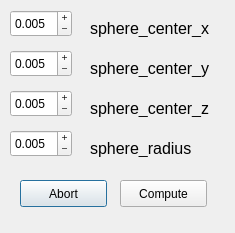
First picture: the form in src/gui/cropsphere/crop_sphere_dialog.ui, repository SimpleTree/simpleTree, before the edit.
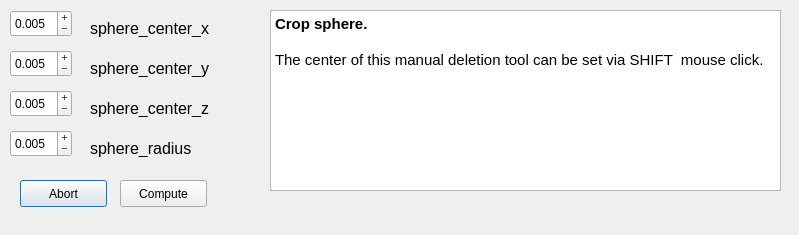
Second picture: the form after the edit.

```diff
--- a/src/gui/cropsphere/crop_sphere_dialog.ui
+++ b/src/gui/cropsphere/crop_sphere_dialog.ui
@@ -6,8 +6,8 @@
    <rect>
     <x>0</x>
     <y>0</y>
-    <width>235</width>
-    <height>233</height>
+    <width>799</width>
+    <height>235</height>
    </rect>
   </property>
   <property name="windowTitle">
@@ -223,6 +223,25 @@
     <string>sphere_radius</string>
    </property>
   </widget>
+  <widget class="QTextBrowser" name="textBrowser">
+   <property name="geometry">
+    <rect>
+     <x>270</x>
+     <y>10</y>
+     <width>511</width>
+     <height>181</height>
+    </rect>
+   </property>
+   <property name="html">
+    <string>&lt;!DOCTYPE HTML PUBLIC &quot;-//W3C//DTD HTML 4.0//EN&quot; &quot;http://www.w3.org/TR/REC-html40/strict.dtd&quot;&gt;
+&lt;html&gt;&lt;head&gt;&lt;meta name=&quot;qrichtext&quot; content=&quot;1&quot; /&gt;&lt;style type=&quot;text/css&quot;&gt;
+p, li { white-space: pre-wrap; }
+&lt;/style&gt;&lt;/head&gt;&lt;body style=&quot; font-family:'Ubuntu'; font-size:11pt; font-weight:400; font-style:normal;&quot;&gt;
+&lt;p style=&quot; margin-top:0px; margin-bottom:0px; margin-left:0px; margin-right:0px; -qt-block-indent:0; text-indent:0px;&quot;&gt;&lt;span style=&quot; font-weight:600;&quot;&gt;Crop sphere.&lt;/span&gt;&lt;/p&gt;
+&lt;p style=&quot;-qt-paragraph-type:empty; margin-top:0px; margin-bottom:0px; margin-left:0px; margin-right:0px; -qt-block-indent:0; text-indent:0px;&quot;&gt;&lt;br /&gt;&lt;/p&gt;
+&lt;p style=&quot; margin-top:0px; margin-bottom:0px; margin-left:0px; margin-right:0px; -qt-block-indent:0; text-indent:0px;&quot;&gt;The center of this manual deletion tool can be set via SHIFT  mouse click. &lt;/p&gt;&lt;/body&gt;&lt;/html&gt;</string>
+   </property>
+  </widget>
  </widget>
  <resources/>
  <connections/>
```
